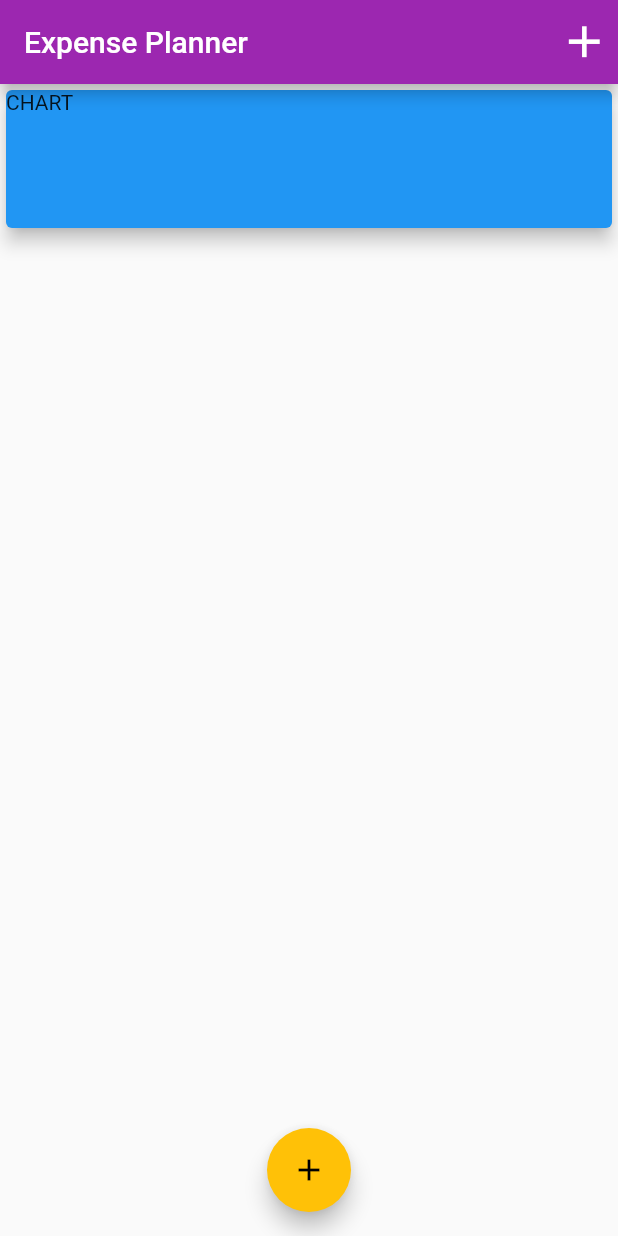
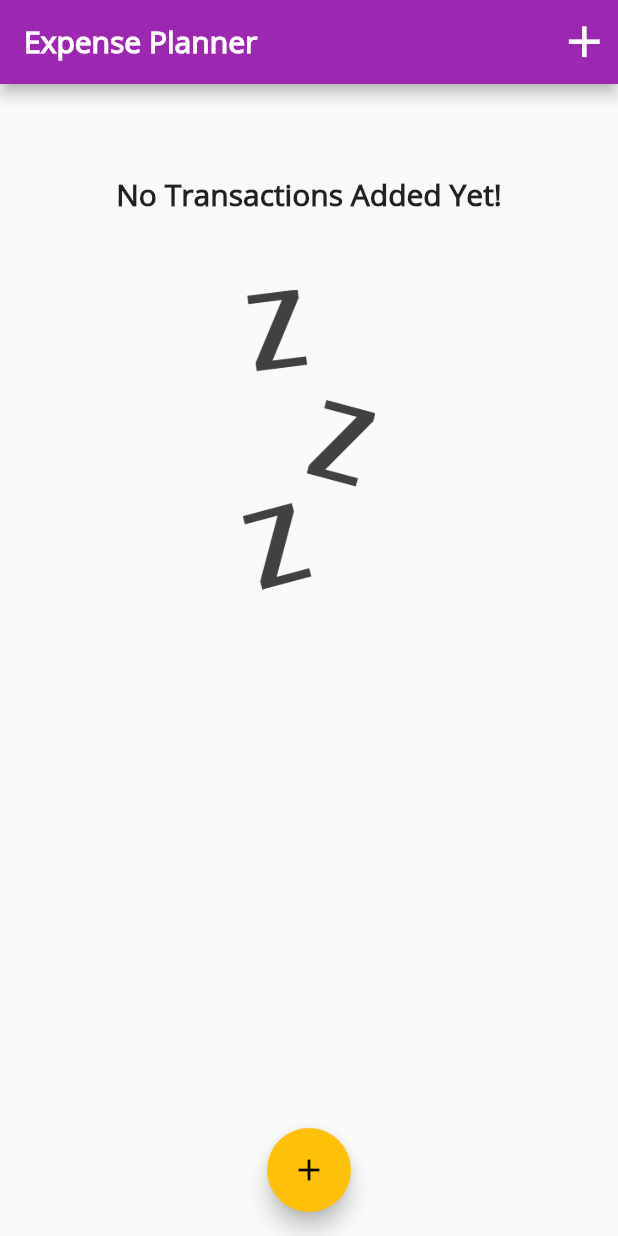
Before and after one commit to Daniel-Sogbey/flutter_pl_app-flutter-series-2-, a Flutter app: the screen it shows after launch, on a phone screen of 412 x 824 dp. Run offline on Flutter 3.47's test engine with Material 2 defaults, Android fonts, the phone set to English and light mode, and no system bars.

Commit message:
added fonts and chart logic but yet to implement chart logic

```diff
--- a/lib/main.dart
+++ b/lib/main.dart
@@ -1,6 +1,7 @@
 import 'package:flutter/material.dart';
 
 import './models/transaction.dart';
+import './widgets/chart.dart';
 import './widgets/new_transaction.dart';
 import './widgets/transaction_list.dart';
 
@@ -15,6 +16,22 @@ class MyApp extends StatelessWidget {
       theme: ThemeData(
         primarySwatch: Colors.purple,
         accentColor: Colors.amber,
+        fontFamily: 'OpenSans',
+        textTheme: ThemeData.light().textTheme.copyWith(
+              headline6: TextStyle(
+                fontFamily: 'OpenSans',
+                fontWeight: FontWeight.bold,
+              ),
+            ),
+        appBarTheme: AppBarTheme(
+          textTheme: ThemeData.light().textTheme.copyWith(
+                headline6: TextStyle(
+                  fontSize: 20.0,
+                  fontFamily: 'OpenSans',
+                  fontWeight: FontWeight.bold,
+                ),
+              ),
+        ),
       ),
       title: 'Expense Planner',
       home: MyHomePage(),
@@ -29,6 +46,16 @@ class MyHomePage extends StatefulWidget {
 
 class _MyHomePageState extends State<MyHomePage> {
   final List<Transaction> _userTransactions = [];
+
+  List<Transaction> get _recentTransactions {
+    return _userTransactions.where((transaction) {
+      return transaction.date.isAfter(
+        DateTime.now().subtract(
+          Duration(days: 7),
+        ),
+      );
+    }).toList();
+  }
 
   void _addNewTransaction(String title, double amount) {
     // print(title);
@@ -76,18 +103,12 @@ class _MyHomePageState extends State<MyHomePage> {
           mainAxisAlignment: MainAxisAlignment.start,
           children: <Widget>[
             //-----------------CHART AREA -------------------------
-            Container(
-              width: double.infinity,
-              height: 100.0,
-              child: Card(
-                color: Colors.blue,
-                child: Text('CHART'),
-                elevation: 5,
-              ),
+            Chart(
+              recentTransactions: _recentTransactions,
             ),
             //-----------------------USER INPUT AND TRANSACTION LIST
 
-            //-------------------------------TRANSACTIONS------------
+            //-------------------------------TRANSACTIONS------------OR----------WAITING IMAGE--------------------------------
             TransactionList(
               transactions: _userTransactions,
             ),
--- /dev/null
+++ b/lib/widgets/chart.dart
@@ -0,0 +1,45 @@
+import 'package:flutter/material.dart';
+import 'package:intl/intl.dart';
+
+import '../models/transaction.dart';
+
+class Chart extends StatelessWidget {
+  final List<Transaction> recentTransactions;
+
+  Chart({this.recentTransactions});
+
+  List<Map<String, Object>> get groupedTransactions {
+    return List.generate(7, (index) {
+      final weekDay = DateTime.now().subtract(
+        Duration(days: index),
+      );
+
+      double totalSum = 0.0;
+
+      for (int i = 0; i < recentTransactions.length; i++) {
+        if (recentTransactions[i].date.day == weekDay.day &&
+            recentTransactions[i].date.month == weekDay.month &&
+            recentTransactions[i].date.year == weekDay.year) {
+          totalSum += recentTransactions[i].amount;
+        }
+      }
+
+      print(DateFormat.E().format(weekDay));
+      print(totalSum);
+
+      return {'day': DateFormat.E().format(weekDay), 'amount': totalSum};
+    });
+  }
+
+  @override
+  Widget build(BuildContext context) {
+    print(groupedTransactions);
+    return Card(
+      elevation: 6,
+      margin: EdgeInsets.all(20.0),
+      child: Row(
+        children: <Widget>[],
+      ),
+    );
+  }
+}
--- a/lib/widgets/transaction_list.dart
+++ b/lib/widgets/transaction_list.dart
@@ -11,8 +11,27 @@ class TransactionList extends StatelessWidget {
   Widget build(BuildContext context) {
     return Container(
       margin: EdgeInsets.all(20.0),
-      height: 200,
-      child: ListView.builder(
+      height: 300,
+      child: transactions.length == 0
+          ? Column(
+              children: <Widget>[
+                Text(
+                  'No Transactions Added Yet!',
+                  style: Theme.of(context).textTheme.headline6,
+                ),
+                SizedBox(
+                  height: 50.0,
+                ),
+                Container(
+                  height: 200.0,
+                  child: Image.asset(
+                    'images/waiting.png',
+                    fit: BoxFit.cover,
+                  ),
+                ),
+              ],
+            )
+          : ListView.builder(
               itemBuilder: (ctx, index) {
                 return Card(
                   child: Row(
@@ -48,11 +67,7 @@ class TransactionList extends StatelessWidget {
                             margin: EdgeInsets.symmetric(vertical: 5.0),
                             child: Text(
                               transactions[index].title,
-                        style: TextStyle(
-                          color: Colors.black,
-                          fontSize: 18.0,
-                          fontWeight: FontWeight.bold,
-                        ),
+                              style: Theme.of(context).textTheme.headline6,
                             ),
                           ),
                           Container(
```
Also changed, not shown: pubspec.yaml (+13 -13 lines), fonts/OpenSans-Bold.ttf (added), fonts/OpenSans-Regular.ttf (added), fonts/Quicksand-Bold.ttf (added), fonts/Quicksand-Light.ttf (added), fonts/Quicksand-Medium.ttf (added), fonts/Quicksand-Regular.ttf (added), images/waiting.png (added). Lines whose indentation alone changed are shown as unchanged.
